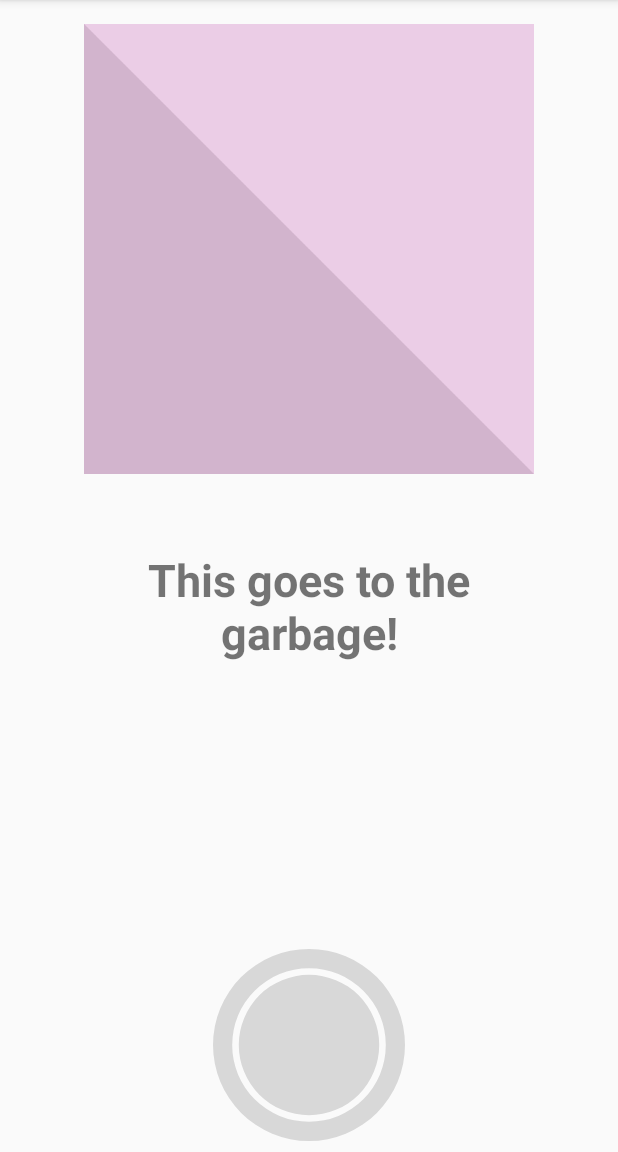
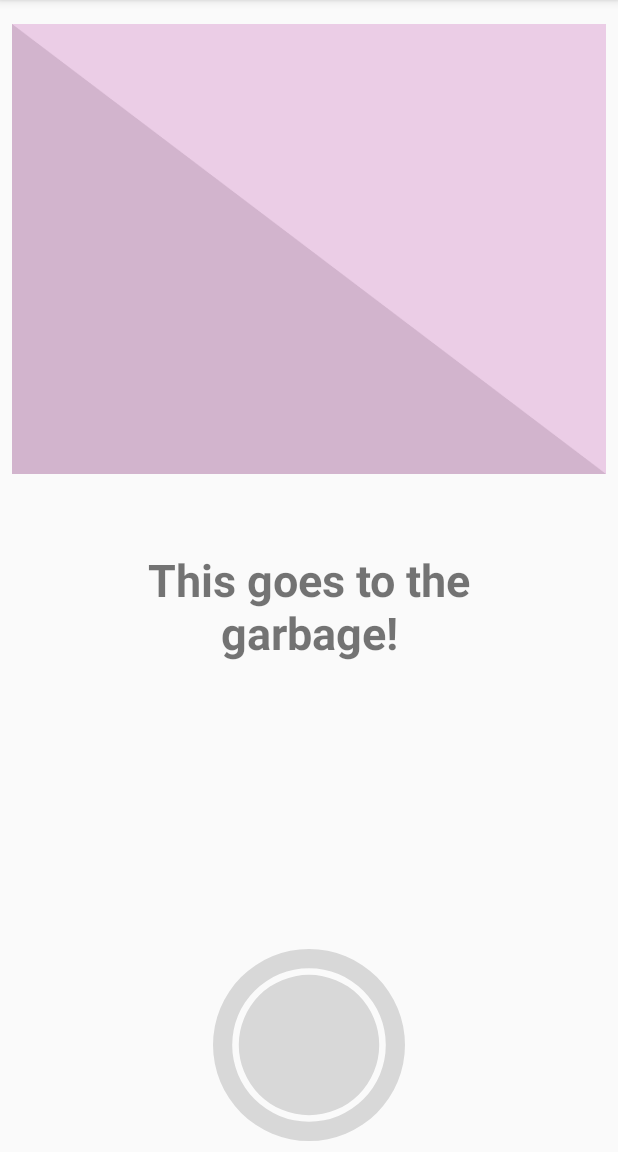
Before and after one commit to AndyJiang99/UofT_Hacks_2019, an Android app: the fragment ImageInfoFragment placed in its activity, on a phone screen of 412 x 824 dp, the part 84-1236 px from its top. Run offline under Robolectric (Android 15) with nearby library versions, the phone set to English and light mode, and no system bars.

Commit message:
Basic Image Capture and Display framework completed, awaiting for API calls to MS Azure's services and hooking up to databses

```diff
--- a/app/src/main/res/layout/fragment_image_info.xml
+++ b/app/src/main/res/layout/fragment_image_info.xml
@@ -17,7 +17,7 @@
         android:layout_marginStart="8dp"
         android:layout_marginTop="16dp"
         android:layout_marginEnd="8dp"
-        android:src="@drawable/bg_aestheticc01" />
+        android:background="@drawable/bg_aestheticc01" />
 
     <TextView
         android:id="@+id/textView"
```
Also changed, not shown: app/src/main/java/com/garbsort/ImageInfoFragment.java (+2 -5 lines).
